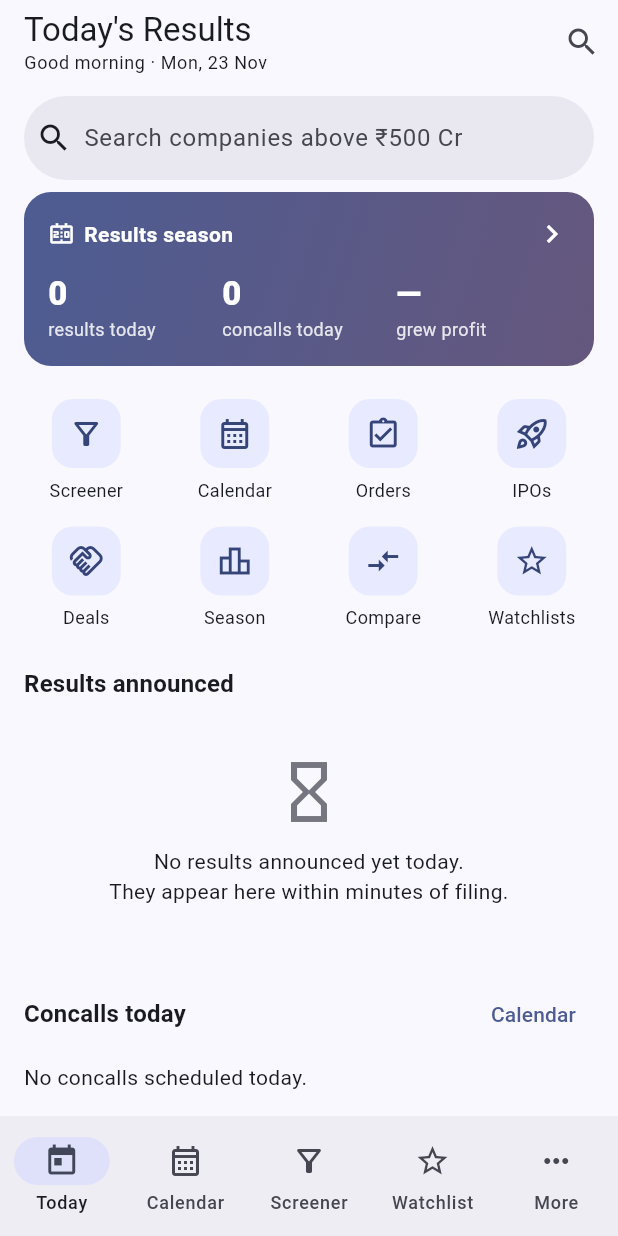
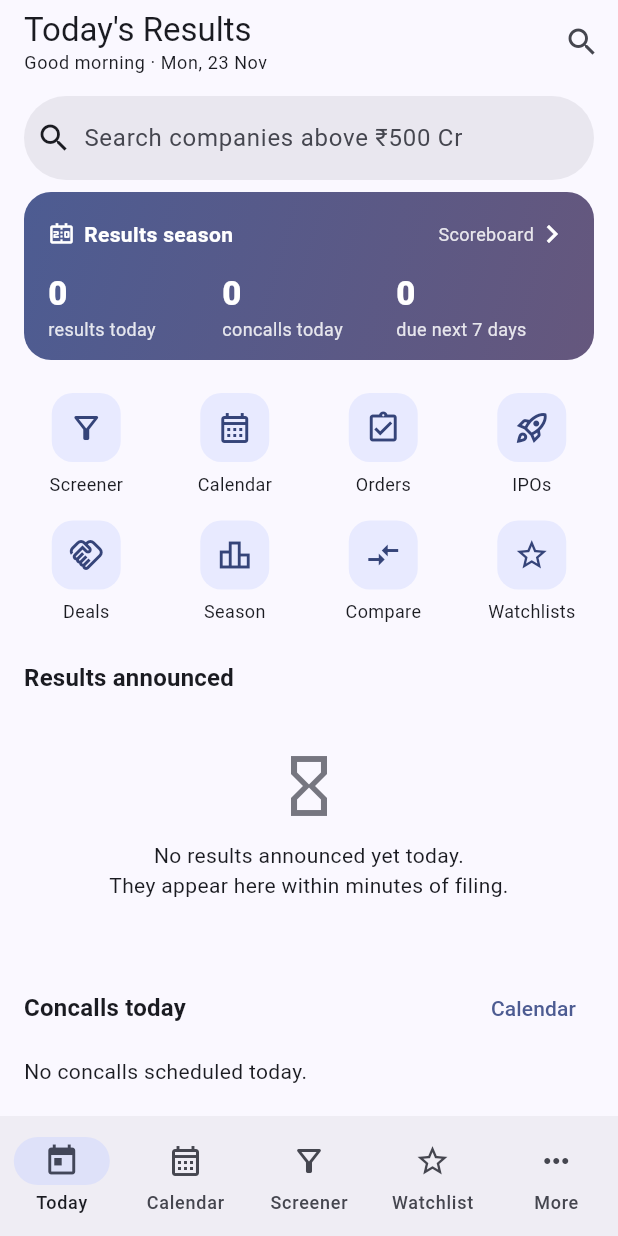
Before and after one commit to pipansarkar/results-tracker, a Flutter app: the screen it shows after launch, on a phone screen of 412 x 824 dp. Run offline on Flutter 3.47's test engine with Material 3 defaults, Android fonts, the phone set to English and light mode, and no system bars; our stand-ins replace cloud_firestore, firebase_core, firebase_messaging, fl_chart, flutter_riverpod, go_router and 1 more; missing offline and left inert: home_widget; accounts and stored records are empty; generated files the repository leaves out were written again.

Commit message:
Season card: more stats, next-7-days count and highlight chips
Co-Authored-By: Claude Opus 5.5 <noreply@anthropic.com>

```diff
--- a/lib/features/today/today_screen.dart
+++ b/lib/features/today/today_screen.dart
@@ -100,7 +100,17 @@ class _TodayScreenState extends ConsumerState<TodayScreen> {
           children: [
             const SampleDataBanner(),
             const StockSearchBar(),
-            _Hero(results: items.length, concalls: todayCalls.length),
+            _Hero(
+              results: items.length,
+              concalls: todayCalls.length,
+              nextWeek: [
+                for (final d in calendar.value ?? const <CalendarDay>[])
+                  if (d.date.isAfter(now) &&
+                      d.date.isBefore(now.add(const Duration(days: 7))))
+                    for (final e in d.events)
+                      if (e.type == EventType.results) e,
+              ].length,
+            ),
             const _QuickActions(),
             _WatchlistToday(
               results: items.where((i) => watch.contains(i.symbol)).toList(),
@@ -214,16 +224,21 @@ class _TodayScreenState extends ConsumerState<TodayScreen> {
 // --------------------------------------------------------------------- hero
 
 class _Hero extends ConsumerWidget {
-  const _Hero({required this.results, required this.concalls});
-  final int results, concalls;
+  const _Hero({
+    required this.results,
+    required this.concalls,
+    required this.nextWeek,
+  });
+  final int results, concalls, nextWeek;
 
   @override
   Widget build(BuildContext context, WidgetRef ref) {
     final s = ref.watch(seasonProvider).value;
     final scheme = Theme.of(context).colorScheme;
     final on = scheme.onPrimary;
+    final dim = on.withValues(alpha: 0.85);
     final progress = s == null || s.total == 0 ? null : s.reported / s.total;
-    Widget stat(String value, String label) => Expanded(
+    Widget stat(String value, String label, {double size = 22}) => Expanded(
       child: Column(
         crossAxisAlignment: CrossAxisAlignment.start,
         children: [
@@ -231,24 +246,66 @@ class _Hero extends ConsumerWidget {
             value,
             style: TextStyle(
               color: on,
-              fontSize: 22,
+              fontSize: size,
               fontWeight: FontWeight.w800,
             ),
           ),
-          Text(
-            label,
-            style: TextStyle(color: on.withValues(alpha: 0.85), fontSize: 12),
-          ),
+          Text(label, style: TextStyle(color: dim, fontSize: 12)),
         ],
       ),
     );
+    String p0(double? v) => v == null ? '—' : '${v.round()}%';
+
+    // Highlights: best / weakest sector, biggest profit jump, best reaction.
+    final chips = <(IconData, String, String?)>[];
+    if (s != null) {
+      final secs = s.sectors.where((x) => x['pg'] != null).toList();
+      if (secs.isNotEmpty) {
+        final best = secs.first, worst = secs.last;
+        chips.add((
+          Icons.emoji_events_outlined,
+          'Best sector: ${best['sector']} ${pct((best['pg'] as num).toDouble())}',
+          null,
+        ));
+        if (secs.length > 1) {
+          chips.add((
+            Icons.trending_down,
+            'Weakest: ${worst['sector']} ${pct((worst['pg'] as num).toDouble())}',
+            null,
+          ));
+        }
+      }
+      if (s.topProfit.isNotEmpty) {
+        final t = s.topProfit.first;
+        chips.add((
+          Icons.rocket_launch_outlined,
+          'Top profit jump: ${t['s']} ${pct((t['pg'] as num?)?.toDouble())}',
+          t['s'] as String,
+        ));
+      }
+      if (s.bestReaction.isNotEmpty) {
+        final t = s.bestReaction.first;
+        chips.add((
+          Icons.show_chart,
+          'Best stock reaction: ${t['s']} ${pct((t['r'] as num?)?.toDouble())}',
+          t['s'] as String,
+        ));
+      }
+      if (s.worstProfit.isNotEmpty) {
+        final t = s.worstProfit.first;
+        chips.add((
+          Icons.warning_amber_rounded,
+          'Biggest profit fall: ${t['s']} ${pct((t['pg'] as num?)?.toDouble())}',
+          t['s'] as String,
+        ));
+      }
+    }
+
     return Padding(
       padding: const EdgeInsets.fromLTRB(16, 4, 16, 4),
       child: Material(
         borderRadius: BorderRadius.circular(18),
         clipBehavior: Clip.antiAlias,
-        child: InkWell(
-          onTap: () => context.push('/season'),
         child: Ink(
           decoration: BoxDecoration(
             gradient: LinearGradient(
@@ -260,7 +317,13 @@ class _Hero extends ConsumerWidget {
               end: Alignment.bottomRight,
             ),
           ),
-            padding: const EdgeInsets.all(16),
+          child: Column(
+            crossAxisAlignment: CrossAxisAlignment.start,
+            children: [
+              InkWell(
+                onTap: () => context.push('/season'),
+                child: Padding(
+                  padding: const EdgeInsets.fromLTRB(16, 16, 16, 12),
                   child: Column(
                     crossAxisAlignment: CrossAxisAlignment.start,
                     children: [
@@ -280,6 +343,10 @@ class _Hero extends ConsumerWidget {
                               overflow: TextOverflow.ellipsis,
                             ),
                           ),
+                          Text(
+                            'Scoreboard',
+                            style: TextStyle(color: dim, fontSize: 12),
+                          ),
                           Icon(Icons.chevron_right, color: on),
                         ],
                       ),
@@ -288,14 +355,27 @@ class _Hero extends ConsumerWidget {
                         children: [
                           stat('$results', 'results today'),
                           stat('$concalls', 'concalls today'),
+                          stat('$nextWeek', 'due next 7 days'),
+                        ],
+                      ),
+                      if (s != null) ...[
+                        const SizedBox(height: 12),
+                        Divider(height: 1, color: on.withValues(alpha: 0.2)),
+                        const SizedBox(height: 12),
+                        Row(
+                          children: [
+                            stat(p0(s.profitGrewPct), 'grew profit', size: 18),
+                            stat(p0(s.revGrewPct), 'grew revenue', size: 18),
                             stat(
-                      s?.profitGrewPct == null
+                              s.medianProfitGrowth == null
                                   ? '—'
-                          : '${s!.profitGrewPct!.round()}%',
-                      'grew profit',
+                                  : pct(s.medianProfitGrowth),
+                              'median profit gr.',
+                              size: 18,
                             ),
                           ],
                         ),
+                      ],
                       if (progress != null) ...[
                         const SizedBox(height: 14),
                         ClipRRect(
@@ -309,16 +389,63 @@ class _Hero extends ConsumerWidget {
                         ),
                         const SizedBox(height: 6),
                         Text(
-                    '${s!.reported} of ${s.total} companies reported'
-                    '${s.medianProfitGrowth == null ? '' : ' · median profit ${pct(s.medianProfitGrowth)}'}',
-                    style: TextStyle(
-                      color: on.withValues(alpha: 0.9),
-                      fontSize: 12,
-                    ),
+                          '${s!.reported} of ${s.total} companies reported '
+                          '(${(progress * 100).round()}%)'
+                          '${s.medianRevGrowth == null ? '' : ' · median revenue ${pct(s.medianRevGrowth)}'}',
+                          style: TextStyle(color: dim, fontSize: 12),
                         ),
                       ],
                     ],
                   ),
+                ),
+              ),
+              if (chips.isNotEmpty)
+                SizedBox(
+                  height: 44,
+                  child: ListView(
+                    scrollDirection: Axis.horizontal,
+                    padding: const EdgeInsets.fromLTRB(12, 0, 12, 12),
+                    children: [
+                      for (final (icon, text, sym) in chips)
+                        Padding(
+                          padding: const EdgeInsets.only(right: 8),
+                          child: Material(
+                            color: on.withValues(alpha: 0.16),
+                            borderRadius: BorderRadius.circular(20),
+                            child: InkWell(
+                              borderRadius: BorderRadius.circular(20),
+                              onTap: () => context.push(
+                                sym == null
+                                    ? '/season'
+                                    : '/company/${Uri.encodeComponent(sym)}',
+                              ),
+                              child: Padding(
+                                padding: const EdgeInsets.symmetric(
+                                  horizontal: 12,
+                                ),
+                                child: Row(
+                                  mainAxisSize: MainAxisSize.min,
+                                  children: [
+                                    Icon(icon, size: 15, color: on),
+                                    const SizedBox(width: 6),
+                                    Text(
+                                      text,
+                                      style: TextStyle(
+                                        color: on,
+                                        fontSize: 12,
+                                        fontWeight: FontWeight.w600,
+                                      ),
+                                    ),
+                                  ],
+                                ),
+                              ),
+                            ),
+                          ),
+                        ),
+                    ],
+                  ),
+                ),
+            ],
           ),
         ),
       ),
```
Lines whose indentation alone changed are shown as unchanged.
